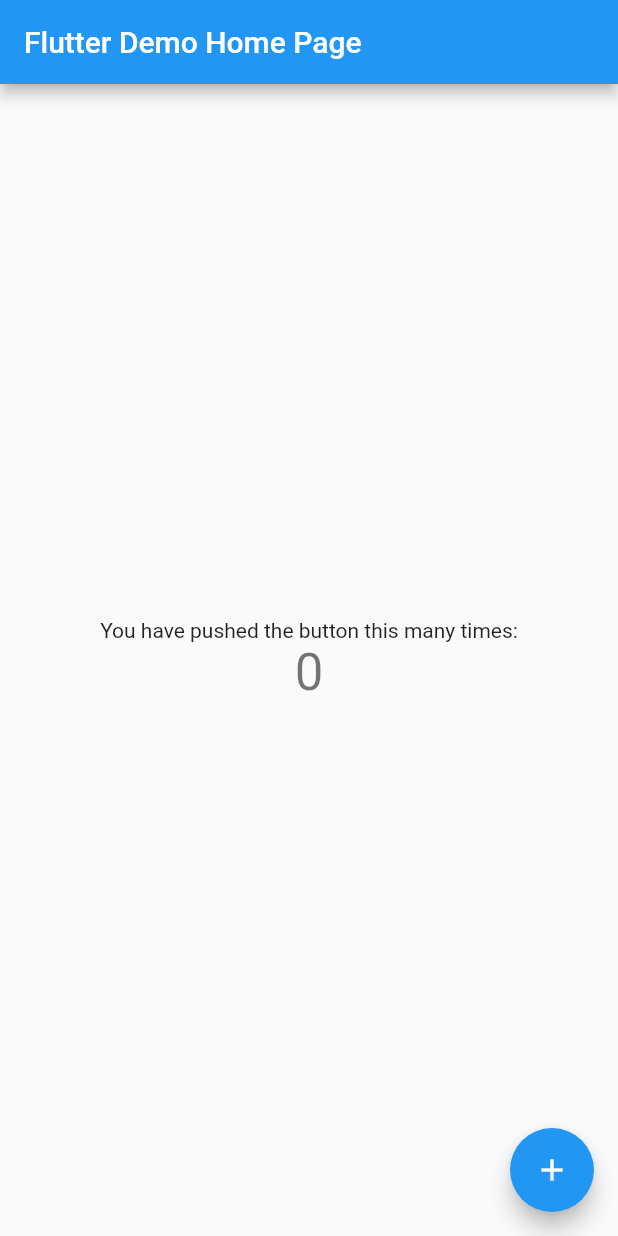
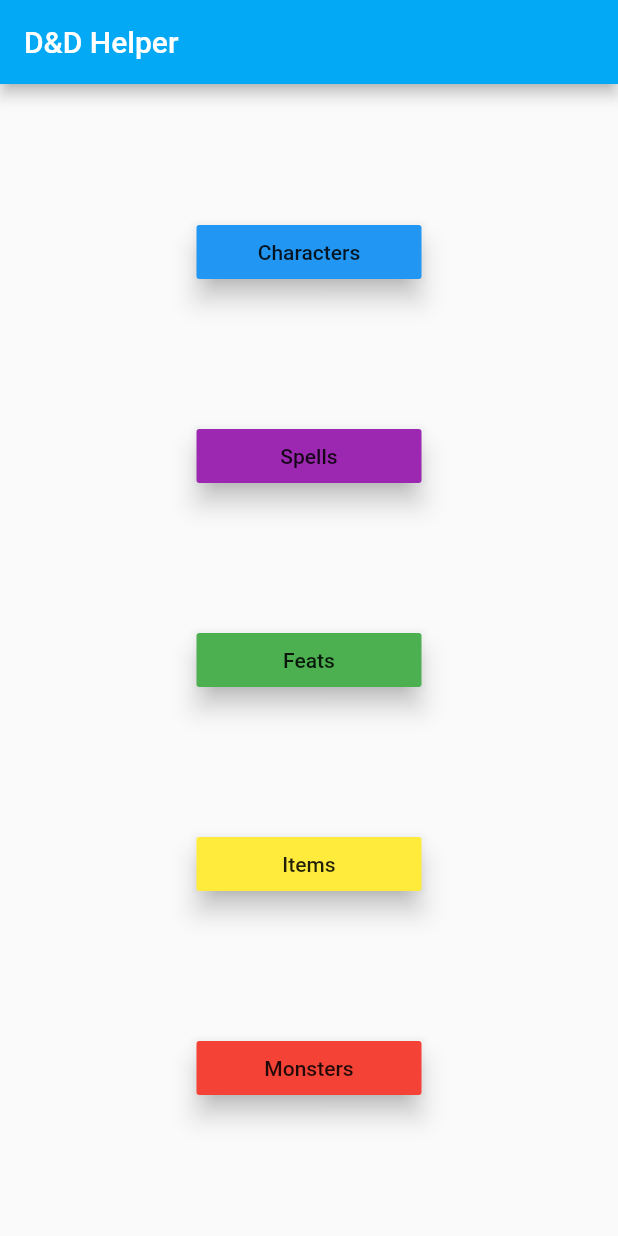
Before and after one commit to Lampat/dndHelper, a Flutter app: the screen it shows after launch, on a phone screen of 412 x 824 dp. Run offline on Flutter 3.47's test engine with Material 2 defaults, Android fonts, the phone set to English and light mode, and no system bars.

Commit message:
home screen navigation to spells

```diff
--- a/lib/main.dart
+++ b/lib/main.dart
@@ -1,111 +1,22 @@
 import 'package:flutter/material.dart';
+
+import './screens/home_screen.dart';
+import './screens/spells_screen.dart';
 
 void main() => runApp(MyApp());
 
 class MyApp extends StatelessWidget {
-  // This widget is the root of your application.
   @override
   Widget build(BuildContext context) {
     return MaterialApp(
       title: 'Flutter Demo',
       theme: ThemeData(
-        // This is the theme of your application.
-        //
-        // Try running your application with "flutter run". You'll see the
-        // application has a blue toolbar. Then, without quitting the app, try
-        // changing the primarySwatch below to Colors.green and then invoke
-        // "hot reload" (press "r" in the console where you ran "flutter run",
-        // or simply save your changes to "hot reload" in a Flutter IDE).
-        // Notice that the counter didn't reset back to zero; the application
-        // is not restarted.
         primarySwatch: Colors.blue,
       ),
-      home: MyHomePage(title: 'Flutter Demo Home Page'),
+      home: Home(),
+      routes: {
+        SpellsScreen.routeName: (ctx)=> SpellsScreen(),
+      },
     );
   }
 }
-
-class MyHomePage extends StatefulWidget {
-  MyHomePage({Key key, this.title}) : super(key: key);
-
-  // This widget is the home page of your application. It is stateful, meaning
-  // that it has a State object (defined below) that contains fields that affect
-  // how it looks.
-
-  // This class is the configuration for the state. It holds the values (in this
-  // case the title) provided by the parent (in this case the App widget) and
-  // used by the build method of the State. Fields in a Widget subclass are
-  // always marked "final".
-
-  final String title;
-
-  @override
-  _MyHomePageState createState() => _MyHomePageState();
-}
-
-class _MyHomePageState extends State<MyHomePage> {
-  int _counter = 0;
-
-  void _incrementCounter() {
-    setState(() {
-      // This call to setState tells the Flutter framework that something has
-      // changed in this State, which causes it to rerun the build method below
-      // so that the display can reflect the updated values. If we changed
-      // _counter without calling setState(), then the build method would not be
-      // called again, and so nothing would appear to happen.
-      _counter++;
-    });
-  }
-
-  @override
-  Widget build(BuildContext context) {
-    // This method is rerun every time setState is called, for instance as done
-    // by the _incrementCounter method above.
-    //
-    // The Flutter framework has been optimized to make rerunning build methods
-    // fast, so that you can just rebuild anything that needs updating rather
-    // than having to individually change instances of widgets.
-    return Scaffold(
-      appBar: AppBar(
-        // Here we take the value from the MyHomePage object that was created by
-        // the App.build method, and use it to set our appbar title.
-        title: Text(widget.title),
-      ),
-      body: Center(
-        // Center is a layout widget. It takes a single child and positions it
-        // in the middle of the parent.
-        child: Column(
-          // Column is also a layout widget. It takes a list of children and
-          // arranges them vertically. By default, it sizes itself to fit its
-          // children horizontally, and tries to be as tall as its parent.
-          //
-          // Invoke "debug painting" (press "p" in the console, choose the
-          // "Toggle Debug Paint" action from the Flutter Inspector in Android
-          // Studio, or the "Toggle Debug Paint" command in Visual Studio Code)
-          // to see the wireframe for each widget.
-          //
-          // Column has various properties to control how it sizes itself and
-          // how it positions its children. Here we use mainAxisAlignment to
-          // center the children vertically; the main axis here is the vertical
-          // axis because Columns are vertical (the cross axis would be
-          // horizontal).
-          mainAxisAlignment: MainAxisAlignment.center,
-          children: <Widget>[
-            Text(
-              'You have pushed the button this many times:',
-            ),
-            Text(
-              '$_counter',
-              style: Theme.of(context).textTheme.display1,
-            ),
-          ],
-        ),
-      ),
-      floatingActionButton: FloatingActionButton(
-        onPressed: _incrementCounter,
-        tooltip: 'Increment',
-        child: Icon(Icons.add),
-      ), // This trailing comma makes auto-formatting nicer for build methods.
-    );
-  }
-}
--- /dev/null
+++ b/lib/screens/home_screen.dart
@@ -0,0 +1,70 @@
+import 'package:flutter/material.dart';
+
+import './spells_screen.dart';
+
+class Home extends StatelessWidget {
+  static const routeName = '/home-screen';
+
+  @override
+  Widget build(BuildContext context) {
+    return Scaffold(
+      appBar: AppBar(
+        title: Text('D&D Helper'),
+        backgroundColor: Colors.lightBlue,
+      ),
+      body: Center(
+        child: Column(
+          mainAxisAlignment: MainAxisAlignment.spaceEvenly,
+          crossAxisAlignment: CrossAxisAlignment.center,
+          children: <Widget>[
+            SizedBox(
+              width: 150,
+              child: RaisedButton(
+                elevation: 7,
+                child: Text('Characters'),
+                color: Colors.blue,
+                onPressed: () {},
+              ),
+            ),
+            SizedBox(
+              width: 150,
+              child: RaisedButton(
+                elevation: 7,
+                child: Text('Spells'),
+                color: Colors.purple,
+                onPressed: () => Navigator.of(context).pushNamed(SpellsScreen.routeName),
+              ),
+            ),
+            SizedBox(
+              width: 150,
+              child: RaisedButton(
+                elevation: 7,
+                child: Text('Feats'),
+                color: Colors.green,
+                onPressed: () {},
+              ),
+            ),
+            SizedBox(
+              width: 150,
+              child: RaisedButton(
+                elevation: 7,
+                child: Text('Items'),
+                color: Colors.yellow,
+                onPressed: () {},
+              ),
+            ),
+            SizedBox(
+              width: 150,
+              child: RaisedButton(
+                elevation: 7,
+                child: Text('Monsters'),
+                color: Colors.red,
+                onPressed: () {},
+              ),
+            ),
+          ],
+        ),
+      ),
+    );
+  }
+}
--- /dev/null
+++ b/lib/screens/spells_screen.dart
@@ -0,0 +1,12 @@
+import 'package:flutter/material.dart';
+
+class SpellsScreen extends StatelessWidget {
+  static const routeName = '/spells-screen';
+
+  @override
+  Widget build(BuildContext context) {
+    return Scaffold(
+      body: Center(child: Text('this is the spells screen'),),
+    );
+  }
+}
```
